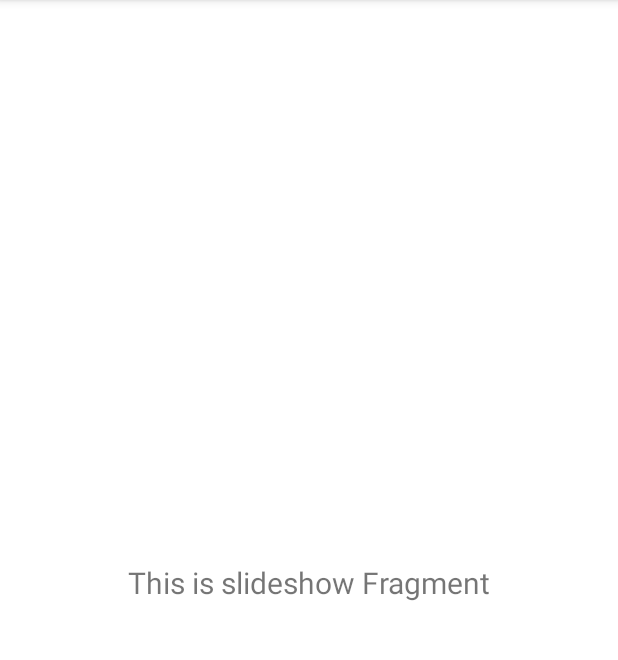
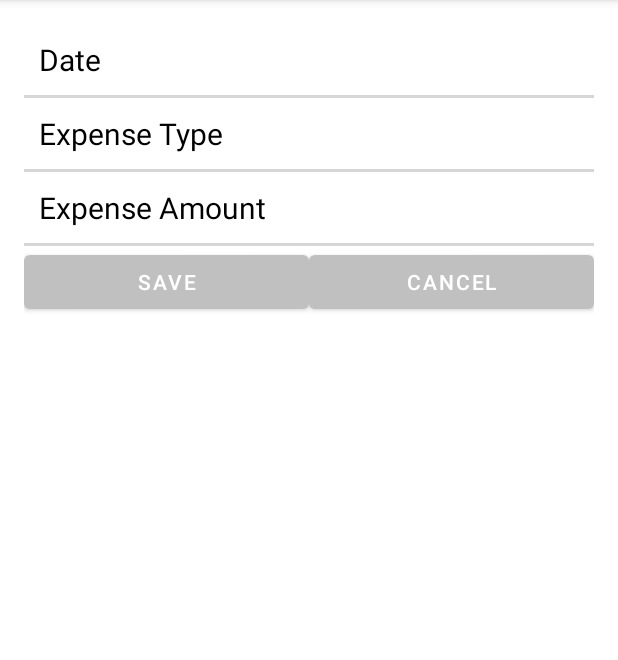
Before and after one commit to HarisAhmad16/DailyDime-AndroidApp, an Android app: the fragment SlideshowFragment shown on its own in the app's theme, on a phone screen of 412 x 824 dp, the part 84-744 px from its top. Run offline under Robolectric (Android 15) with nearby library versions, the phone set to English and light mode, and no system bars.

Commit message:
init work for adding expenses

```diff
--- a/app/src/main/java/com/cmpt362team21/ui/slideshow/SlideshowFragment.kt
+++ b/app/src/main/java/com/cmpt362team21/ui/slideshow/SlideshowFragment.kt
@@ -28,10 +28,6 @@ class SlideshowFragment : Fragment() {
         _binding = FragmentSlideshowBinding.inflate(inflater, container, false)
         val root: View = binding.root
 
-        val textView: TextView = binding.textSlideshow
-        slideshowViewModel.text.observe(viewLifecycleOwner) {
-            textView.text = it
-        }
         return root
     }
 
--- /dev/null
+++ b/app/src/main/res/drawable/expense_icon.xml
@@ -0,0 +1,5 @@
+<vector android:height="24dp" android:tint="#000000"
+    android:viewportHeight="24" android:viewportWidth="24"
+    android:width="24dp" xmlns:android="http://schemas.android.com/apk/res/android">
+    <path android:fillColor="@android:color/white" android:pathData="M12,2C6.48,2 2,6.48 2,12c0,1.33 0.26,2.61 0.74,3.77L8,10.5l3.3,2.78L14.58,10H13V8h5v5h-2v-1.58L11.41,16l-3.29,-2.79l-4.4,4.4C5.52,20.26 8.56,22 12,22h8c1.1,0 2,-0.9 2,-2v-8C22,6.48 17.52,2 12,2zM19.5,20.5c-0.55,0 -1,-0.45 -1,-1s0.45,-1 1,-1s1,0.45 1,1S20.05,20.5 19.5,20.5z"/>
+</vector>
--- a/app/src/main/res/layout/fragment_income_input_dialog.xml
+++ b/app/src/main/res/layout/fragment_income_input_dialog.xml
@@ -49,7 +49,7 @@
             android:layout_width="match_parent"
             android:layout_height="wrap_content"
             android:padding="10dp"
-            android:text="Income Type"
+            android:text="Expense Type"
             android:textColor="#000"
             android:textSize="20sp" />
 
@@ -75,7 +75,7 @@
             android:layout_width="match_parent"
             android:layout_height="wrap_content"
             android:padding="10dp"
-            android:text="Income Amount"
+            android:text="Expense Amount"
             android:textColor="#000"
             android:textSize="20sp" />
 
--- a/app/src/main/res/layout/fragment_slideshow.xml
+++ b/app/src/main/res/layout/fragment_slideshow.xml
@@ -1,22 +1,129 @@
 <?xml version="1.0" encoding="utf-8"?>
-<androidx.constraintlayout.widget.ConstraintLayout xmlns:android="http://schemas.android.com/apk/res/android"
-    xmlns:app="http://schemas.android.com/apk/res-auto"
-    xmlns:tools="http://schemas.android.com/tools"
+<!-- res/layout/dialog_expense_input.xml -->
+
+<LinearLayout
+    xmlns:android="http://schemas.android.com/apk/res/android"
     android:layout_width="match_parent"
-    android:layout_height="match_parent"
-    tools:context=".ui.slideshow.SlideshowFragment">
+    android:layout_height="wrap_content"
+    android:orientation="vertical"
+    android:padding="16dp">
 
-    <TextView
-        android:id="@+id/text_slideshow"
+    <!-- Date Selection -->
+    <LinearLayout
+        android:id="@+id/layoutSelectDate"
         android:layout_width="match_parent"
         android:layout_height="wrap_content"
-        android:layout_marginStart="8dp"
-        android:layout_marginTop="8dp"
-        android:layout_marginEnd="8dp"
-        android:textAlignment="center"
-        android:textSize="20sp"
-        app:layout_constraintBottom_toBottomOf="parent"
-        app:layout_constraintEnd_toEndOf="parent"
-        app:layout_constraintStart_toStartOf="parent"
-        app:layout_constraintTop_toTopOf="parent" />
-</androidx.constraintlayout.widget.ConstraintLayout>
+        android:clickable="true"
+        android:focusable="true"
+        android:orientation="vertical">
+
+        <TextView
+            android:layout_width="match_parent"
+            android:layout_height="wrap_content"
+            android:padding="10dp"
+            android:text="Date"
+            android:textColor="#000"
+            android:textSize="20sp" />
+
+        <!-- You can add a DatePicker widget here -->
+        <!-- For example:
+             <DatePicker
+                android:id="@+id/datePicker"
+                android:layout_width="match_parent"
+                android:layout_height="wrap_content" />
+        -->
+    </LinearLayout>
+
+    <View
+        android:layout_width="match_parent"
+        android:layout_height="2dp"
+        android:background="#D6D6D6" />
+
+    <!-- Expense Type -->
+    <LinearLayout
+        android:id="@+id/layoutExpenseType"
+        android:layout_width="match_parent"
+        android:layout_height="wrap_content"
+        android:background="?android:attr/selectableItemBackground"
+        android:clickable="true"
+        android:focusable="true"
+        android:orientation="vertical">
+
+        <TextView
+            android:layout_width="match_parent"
+            android:layout_height="wrap_content"
+            android:padding="10dp"
+            android:text="Expense Type"
+            android:textColor="#000"
+            android:textSize="20sp" />
+
+        <!-- You can add an EditText widget for expense type here -->
+        <!-- For example:
+             <EditText
+                android:id="@+id/etExpenseType"
+                android:layout_width="match_parent"
+                android:layout_height="wrap_content"
+                android:inputType="text" />
+        -->
+    </LinearLayout>
+
+    <View
+        android:layout_width="match_parent"
+        android:layout_height="2dp"
+        android:background="#D6D6D6" />
+
+    <!-- Expense Amount -->
+    <LinearLayout
+        android:id="@+id/layoutExpenseAmount"
+        android:layout_width="match_parent"
+        android:layout_height="wrap_content"
+        android:background="?android:attr/selectableItemBackground"
+        android:clickable="true"
+        android:focusable="true"
+        android:orientation="vertical">
+
+        <TextView
+            android:layout_width="match_parent"
+            android:layout_height="wrap_content"
+            android:padding="10dp"
+            android:text="Expense Amount"
+            android:textColor="#000"
+            android:textSize="20sp" />
+
+        <!-- You can add an EditText widget for expense amount here -->
+        <!-- For example:
+             <EditText
+                android:id="@+id/etExpenseAmount"
+                android:layout_width="match_parent"
+                android:layout_height="wrap_content"
+                android:inputType="numberDecimal" />
+        -->
+    </LinearLayout>
+
+    <!-- Save and Cancel buttons -->
+    <View
+        android:layout_width="match_parent"
+        android:layout_height="2dp"
+        android:background="#D6D6D6" />
+    <LinearLayout
+        android:layout_width="match_parent"
+        android:layout_height="wrap_content"
+        android:layout_gravity="center"
+        android:orientation="horizontal">
+
+        <Button
+            android:id="@+id/btnSaveExpense"
+            android:layout_width="0dp"
+            android:layout_height="wrap_content"
+            android:layout_weight="1"
+            android:text="Save" />
+
+        <Button
+            android:id="@+id/btnCancelExpense"
+            android:layout_width="0dp"
+            android:layout_height="wrap_content"
+            android:layout_weight="1"
+            android:text="Cancel" />
+    </LinearLayout>
+
+</LinearLayout>
--- a/app/src/main/res/menu/activity_main_drawer.xml
+++ b/app/src/main/res/menu/activity_main_drawer.xml
@@ -14,8 +14,8 @@
             android:title="@string/menu_expense_tracker" />
         <item
             android:id="@+id/nav_slideshow"
-            android:icon="@drawable/ic_menu_slideshow"
-            android:title="@string/menu_slideshow" />
+            android:icon="@drawable/expense_icon"
+            android:title="Add New Expense" />
         <item
             android:id="@+id/nav_income"
             android:icon="@drawable/ic_menu_income"
```
